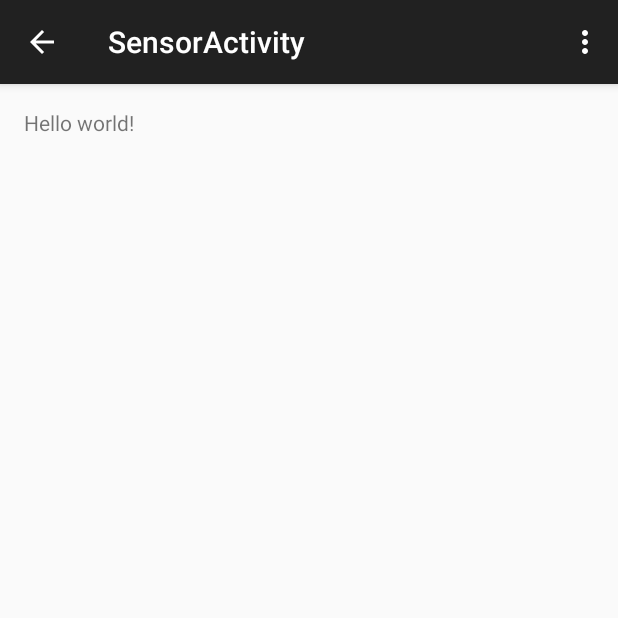
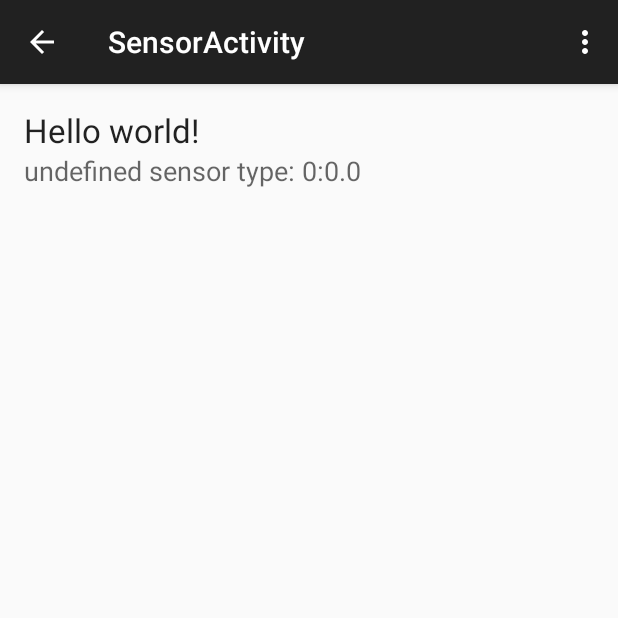
Before and after one commit to JanEberhardt/VS_vatrifon_Sensors, an Android app: the SensorActivity screen opened directly, with no data from a screen before it, on a phone screen of 412 x 824 dp, the top half of it. Run offline under Robolectric (Android 15) with nearby library versions, the phone set to English and light mode, and no system bars; 3 statements that could not run were skipped.

Commit message:
basic stuff works

```diff
--- a/app/src/main/java/ch/ethz/inf/vs/a1/nethz/sensors/MainActivity.java
+++ b/app/src/main/java/ch/ethz/inf/vs/a1/nethz/sensors/MainActivity.java
@@ -88,4 +88,5 @@ public class MainActivity extends AppCompatActivity {
 
         return super.onOptionsItemSelected(item);
     }
+
 }
--- a/app/src/main/java/ch/ethz/inf/vs/a1/nethz/sensors/SensorActivity.java
+++ b/app/src/main/java/ch/ethz/inf/vs/a1/nethz/sensors/SensorActivity.java
@@ -1,18 +1,27 @@
 package ch.ethz.inf.vs.a1.nethz.sensors;
 
 import android.hardware.Sensor;
+import android.hardware.SensorEvent;
+import android.hardware.SensorEventListener;
 import android.hardware.SensorManager;
 import android.os.Bundle;
 import android.support.v7.app.AppCompatActivity;
+import android.util.Log;
 import android.view.Menu;
 import android.view.MenuItem;
+import android.widget.ArrayAdapter;
+import android.widget.ListView;
 import android.widget.TextView;
 
 import java.util.List;
 
-public class SensorActivity extends AppCompatActivity {
+public class SensorActivity extends AppCompatActivity implements SensorEventListener {
 
     private Sensor sensor;
+    private SensorManager sensorManager;
+    private ListView valuesList;
+    private SensorViewData[] svd;
+    private ArrayAdapter<SensorViewData> adapter;
 
     @Override
     protected void onCreate(Bundle savedInstanceState) {
@@ -20,14 +29,23 @@ public class SensorActivity extends AppCompatActivity {
         setContentView(R.layout.activity_sensor);
 
         int sensorType = (int) getIntent().getSerializableExtra("sensorType");
+        Log.d("###", "sensorType: "+sensorType);
 
-        SensorManager sm = (SensorManager) this.getSystemService(SENSOR_SERVICE);
-        List<Sensor> sensors = sm.getSensorList(sensorType);
+        sensorManager = (SensorManager) this.getSystemService(SENSOR_SERVICE);
+        List<Sensor> sensors = sensorManager.getSensorList(sensorType);
         this.sensor = sensors.get(0);
 
         TextView title = (TextView) findViewById(R.id.sensorTitle);
         title.setText(sensor.getName());
-        //TODO: print the rest of the data (again in a listView)
+
+        valuesList = (ListView) findViewById(R.id.sensorValues);
+
+        SensorViewDataBuilder builder = new SensorViewDataBuilder();
+        this.svd = builder.getSensorViewDatas(sensorType);
+
+        adapter = new SensorAdapter(this, R.layout.sensor_detail_row, svd);
+
+        valuesList.setAdapter(adapter);
     }
 
     @Override
@@ -51,4 +69,31 @@ public class SensorActivity extends AppCompatActivity {
 
         return super.onOptionsItemSelected(item);
     }
+
+    @Override
+    public void onSensorChanged(SensorEvent event) {
+        for (int i = 0; i < svd.length; i++) {
+            svd[i].value = event.values[i];
+        }
+        adapter.notifyDataSetChanged();
+        Log.d("###", "data has changed");
+
+    }
+
+    @Override
+    public void onAccuracyChanged(Sensor sensor, int accuracy) {
+
+    }
+
+    @Override
+    protected void onResume() {
+        super.onResume();
+        sensorManager.registerListener(this, sensor, SensorManager.SENSOR_DELAY_NORMAL);
+    }
+
+    @Override
+    protected void onPause() {
+        super.onPause();
+        sensorManager.unregisterListener(this);
+    }
 }
--- /dev/null
+++ b/app/src/main/java/ch/ethz/inf/vs/a1/nethz/sensors/SensorAdapter.java
@@ -0,0 +1,73 @@
+package ch.ethz.inf.vs.a1.nethz.sensors;
+
+import android.app.Activity;
+import android.content.Context;
+import android.util.Log;
+import android.view.LayoutInflater;
+import android.view.View;
+import android.view.ViewGroup;
+import android.widget.ArrayAdapter;
+import android.widget.TextView;
+
+/**
+ * Created by jan on 25.09.15.
+ * <p/>
+ * Custom ArrayAdapter for our SensorViewData array.
+ * Simply adds all the important things (name, value, until) per
+ * measured value by the sensor to the listView (row-wise)
+ * <p/>
+ * Could easily be extended to also display other stuff, e.g: a description of
+ * what that sensors value means.
+ */
+public class SensorAdapter extends ArrayAdapter<SensorViewData> {
+
+    private int layoutResourceId;
+    private Context context;
+    private SensorViewData[] data;
+
+    public SensorAdapter(Context context, int resource, SensorViewData[] data) {
+        super(context, resource, data);
+        this.context = context;
+        this.layoutResourceId = resource;
+        this.data = data;
+    }
+
+    @Override
+    public View getView(int position, View convertView, ViewGroup parent) {
+        Log.d("###", "getView() just got called");
+        View row = convertView;
+        SensorDetailHolder holder;
+
+        // if not yet defined get the layout of the row
+        if (row == null) {
+            // get the layout of a single listView item (one sensor value)
+            LayoutInflater inflater = ((Activity) context).getLayoutInflater();
+            row = inflater.inflate(layoutResourceId, parent, false);
+
+            // initialize holder object (static class) for reuse later
+            holder = new SensorDetailHolder();
+            holder.name = (TextView) row.findViewById(R.id.sensorViewName);
+            holder.value = (TextView) row.findViewById(R.id.sensorViewValue);
+            holder.unit = (TextView) row.findViewById(R.id.sensorViewUnit);
+
+            // add the holder object as a tag to the view (listView item)
+            row.setTag(holder);
+        } else {
+            // just get the value which was saved in the view
+            holder = (SensorDetailHolder) row.getTag();
+        }
+
+        // set the actual texts
+        holder.name.setText(data[position].name+":");
+        holder.value.setText("" + data[position].value);
+        holder.unit.setText(data[position].unit);
+
+        return row;
+    }
+
+    static class SensorDetailHolder {
+        TextView name;
+        TextView value;
+        TextView unit;
+    }
+}
--- /dev/null
+++ b/app/src/main/java/ch/ethz/inf/vs/a1/nethz/sensors/SensorViewData.java
@@ -0,0 +1,19 @@
+package ch.ethz.inf.vs.a1.nethz.sensors;
+
+/**
+ * Created by jan on 25.09.15.
+ * <p/>
+ * Object of this type holds one measured value including the name and unit.
+ */
+
+public class SensorViewData {
+    public String name;
+    public float value;
+    public String unit;
+
+    public SensorViewData(String n, float v, String u) {
+        this.name = n;
+        this.value = v;
+        this.unit = u;
+    }
+}
--- /dev/null
+++ b/app/src/main/java/ch/ethz/inf/vs/a1/nethz/sensors/SensorViewDataBuilder.java
@@ -0,0 +1,37 @@
+package ch.ethz.inf.vs.a1.nethz.sensors;
+
+import android.hardware.Sensor;
+
+/**
+ * Created by jan on 25.09.15.
+ * <p/>
+ * Builder that returns an array of SensorViewData objects.
+ * Note that all values are currently set to 0. They later get updated
+ * when the sensors value changes.
+ */
+
+public class SensorViewDataBuilder {
+
+    public SensorViewData[] getSensorViewDatas(int sensorType) {
+        SensorViewData[] res;
+        switch (sensorType) {
+            case Sensor.TYPE_LIGHT:
+                res = new SensorViewData[1];
+                res[0] = new SensorViewData("Ambient Light", 0, "lux");
+                break;
+            case Sensor.TYPE_PRESSURE:
+                res = new SensorViewData[1];
+                res[0] = new SensorViewData("Atmospheric pressure", 0, "hPa");
+                break;
+            case Sensor.TYPE_PROXIMITY:
+                res = new SensorViewData[1];
+                res[0] = new SensorViewData("Distance", 0, "cm");
+                break;
+            //todo: extend for other sensors...
+            default:
+                res = new SensorViewData[1];
+                res[0] = new SensorViewData("undefined sensor type: " + sensorType, 0, "");
+        }
+        return res;
+    }
+}
--- a/app/src/main/res/layout/activity_main.xml
+++ b/app/src/main/res/layout/activity_main.xml
@@ -10,7 +10,7 @@
         android:layout_height="wrap_content"
         android:textAppearance="?android:attr/textAppearanceLarge"
         android:text="Sensors List"
-        android:id="@+id/textView"
+        android:id="@+id/sensorViewValue"
         android:layout_alignParentTop="true"
         android:layout_centerHorizontal="true" />
 
@@ -18,7 +18,7 @@
         android:layout_width="wrap_content"
         android:layout_height="wrap_content"
         android:id="@+id/sensorsList"
-        android:layout_below="@+id/textView"
+        android:layout_below="@+id/sensorViewValue"
         android:layout_alignParentStart="true" />
 
 </RelativeLayout>
--- a/app/src/main/res/layout/activity_sensor.xml
+++ b/app/src/main/res/layout/activity_sensor.xml
@@ -6,8 +6,20 @@
     android:paddingBottom="@dimen/activity_vertical_margin"
     tools:context="ch.ethz.inf.vs.a1.nethz.sensors.SensorActivity">
 
-    <TextView android:text="@string/hello_world" android:layout_width="wrap_content"
+    <TextView
+        android:layout_width="wrap_content"
         android:layout_height="wrap_content"
-        android:id="@+id/sensorTitle" />
+        android:textAppearance="?android:attr/textAppearanceLarge"
+        android:text="@string/hello_world"
+        android:id="@+id/sensorTitle"
+        android:layout_alignParentTop="true"
+        android:layout_alignParentStart="true" />
+
+    <ListView
+        android:layout_width="wrap_content"
+        android:layout_height="wrap_content"
+        android:id="@+id/sensorValues"
+        android:layout_below="@+id/sensorTitle"
+        android:layout_alignParentEnd="true" />
 
 </RelativeLayout>
--- /dev/null
+++ b/app/src/main/res/layout/sensor_detail_row.xml
@@ -0,0 +1,27 @@
+<?xml version="1.0" encoding="utf-8"?>
+<LinearLayout xmlns:android="http://schemas.android.com/apk/res/android"
+    android:orientation="horizontal" android:layout_width="fill_parent"
+    android:layout_height="match_parent"
+    android:gravity="fill_horizontal|center_horizontal">
+
+    <TextView
+        android:layout_width="wrap_content"
+        android:layout_height="wrap_content"
+        android:textAppearance="?android:attr/textAppearanceMedium"
+        android:text="name?"
+        android:id="@+id/sensorViewName" />
+
+    <TextView
+        android:layout_width="wrap_content"
+        android:layout_height="wrap_content"
+        android:textAppearance="?android:attr/textAppearanceMedium"
+        android:text="value?"
+        android:id="@+id/sensorViewValue" />
+
+    <TextView
+        android:layout_width="wrap_content"
+        android:layout_height="wrap_content"
+        android:textAppearance="?android:attr/textAppearanceMedium"
+        android:text="unit?"
+        android:id="@+id/sensorViewUnit" />
+</LinearLayout>
```
